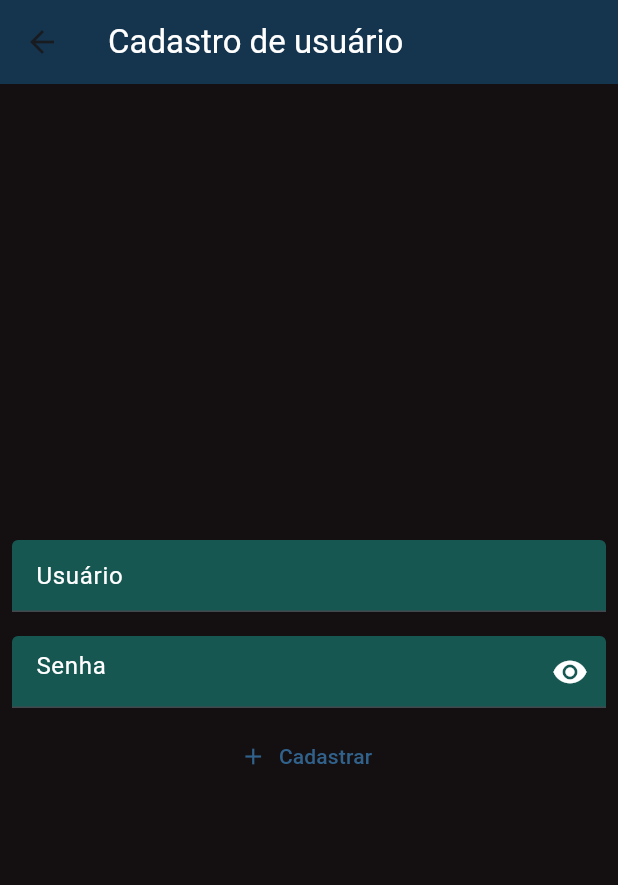
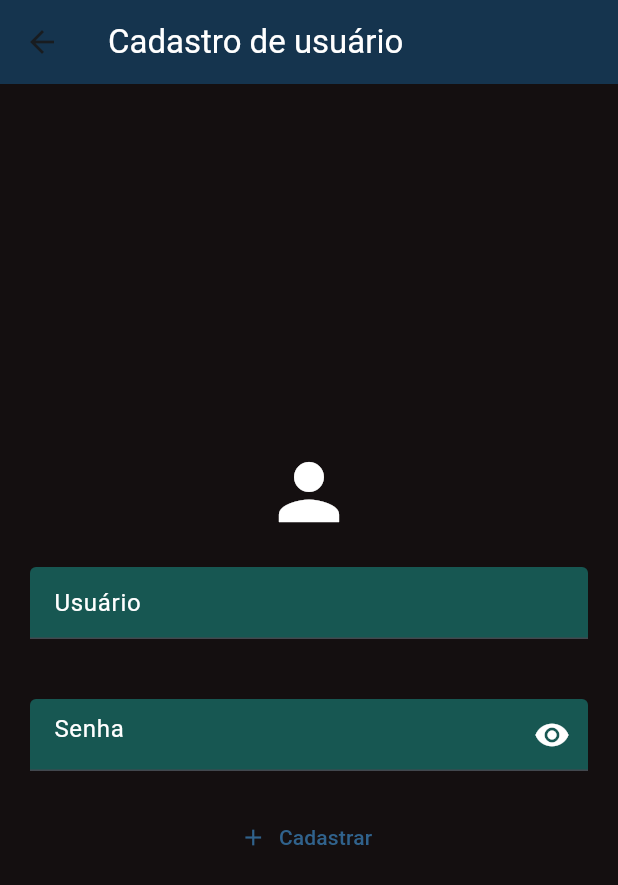
Before and after one commit to erick-jhone/login-flutter, a Flutter app: the FormCadastro screen opened directly, on a phone screen of 412 x 824 dp. Shown: the top 885 px of the screen. Run offline on Flutter 3.47's test engine with Material 2 defaults, Android fonts, the light colour scheme and no system bars.

Commit message:
Adição de icone na tela de novo cadastro

```diff
--- a/meu_projeto/lib/form_screen.dart
+++ b/meu_projeto/lib/form_screen.dart
@@ -54,10 +54,17 @@ class _FormCadastroState extends State<FormCadastro> {
             color: Color.fromARGB(255, 20, 15, 16),
           ),
           child: Column(
-            mainAxisAlignment: MainAxisAlignment.center,
+            mainAxisAlignment: MainAxisAlignment.spaceAround,
             children: [
+              Column(
+                mainAxisAlignment: MainAxisAlignment.spaceEvenly,
+                children: [
+                  const Icon(
+                    Icons.person,
+                    color: Colors.white,
+                    size: 60,),
                   Padding(
-                padding: const EdgeInsets.all(8.0),
+                    padding: const EdgeInsets.all(20.0),
                     child: TextFormField(
                       validator: (value) {
                         if (valueValidator(value)) {
@@ -75,7 +82,7 @@ class _FormCadastroState extends State<FormCadastro> {
                     ),
                   ),
                   Padding(
-                padding: const EdgeInsets.all(8.0),
+                    padding: const EdgeInsets.all(20),
                     child: TextFormField(
                       validator: (value) {
                         if (senhaCadastroValidator(value)) {
@@ -110,9 +117,12 @@ class _FormCadastroState extends State<FormCadastro> {
                       onPressed: () {
                         if (_cadastroKey.currentState!.validate()) {
                           Navigator.pop(context);
-                      ScaffoldMessenger.of(context).showSnackBar(const SnackBar(
-                          backgroundColor: Color.fromARGB(255, 0, 129, 0),
-                          content: Text('Cadastro realizado com sucesso'),
+                          ScaffoldMessenger.of(context).showSnackBar(
+                              const SnackBar(
+                                  backgroundColor:
+                                      Color.fromARGB(255, 0, 129, 0),
+                                  content:
+                                      Text('Cadastro realizado com sucesso'),
                                   duration: Duration(seconds: 4)));
                         } else {
                           ScaffoldMessenger.of(context).showSnackBar(const SnackBar(
@@ -126,6 +136,8 @@ class _FormCadastroState extends State<FormCadastro> {
                       label: const Text('Cadastrar'))
                 ],
               ),
+            ],
+          ),
         ),
       ),
     );
--- a/meu_projeto/pubspec.yaml
+++ b/meu_projeto/pubspec.yaml
@@ -62,6 +62,8 @@ flutter:
   # assets:
   #   - images/a_dot_burr.jpeg
   #   - images/a_dot_ham.jpeg
+  assets:
+      - assets/images/
 
   # An image asset can refer to one or more resolution-specific "variants", see
   # https://flutter.dev/assets-and-images/#resolution-aware
```
Also changed, not shown: meu_projeto/assets/images/cursor.png (added). Lines whose indentation alone changed are shown as unchanged.
